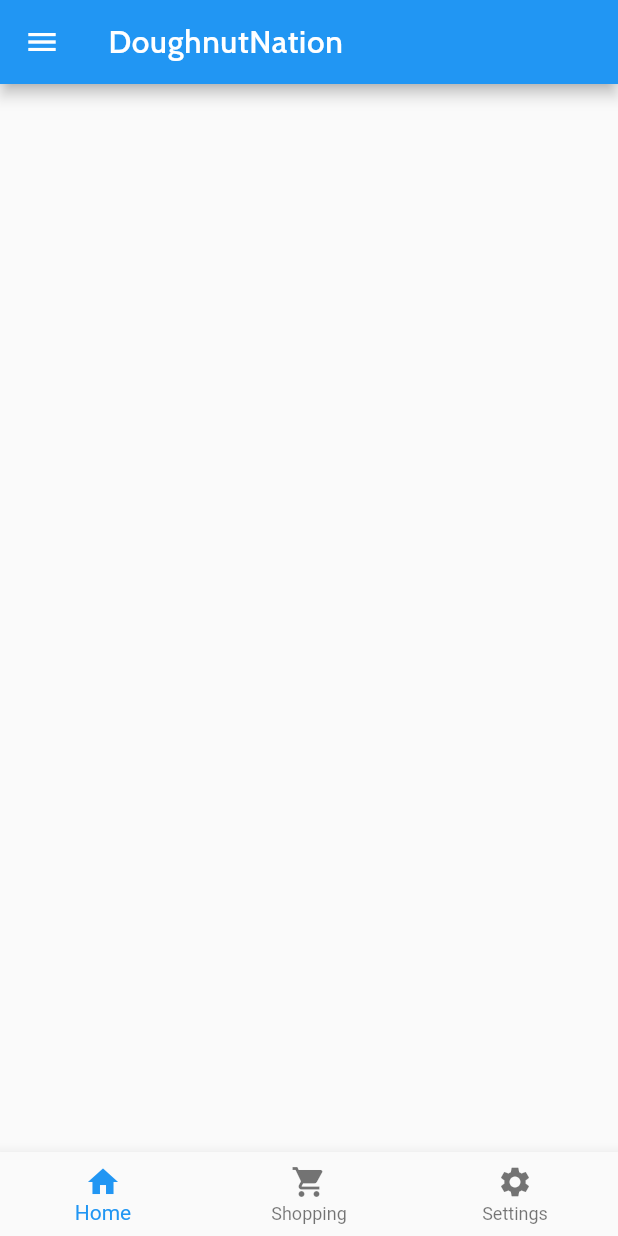
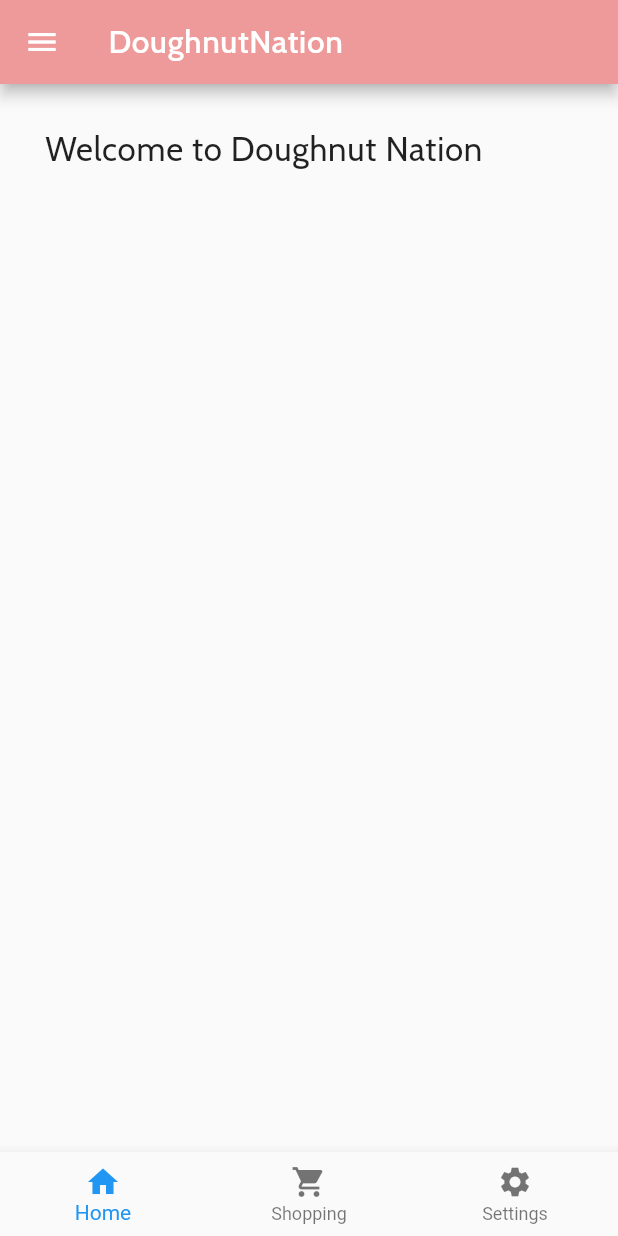
Before and after one commit to alu-rwa-prog-1/mini-project-1-iwanjo, a Flutter app: the screen it shows after launch, on a phone screen of 412 x 824 dp. Run offline on Flutter 3.47's test engine with Material 2 defaults, Android fonts, the phone set to English and light mode, and no system bars; our stand-ins replace google_fonts.

Commit message:
Changed background colour and added body text

```diff
--- a/ALU_RWA_MiniProject1_Wk3/lib/Home.dart
+++ b/ALU_RWA_MiniProject1_Wk3/lib/Home.dart
@@ -9,6 +9,7 @@ class Home extends StatelessWidget {
   Widget build(BuildContext context) {
     return Scaffold(
       appBar: AppBar(
+        backgroundColor: Color(0xFFEF9A9A),
         title: Text(
           "DoughnutNation",
           style: GoogleFonts.cabin(
@@ -33,6 +34,20 @@ class Home extends StatelessWidget {
             label: 'Settings',
           ),
         ],
+      ),
+      body: Container(
+        child: Column(
+          children: <Widget>[
+            Padding(
+              padding: EdgeInsets.all(30),
+              child: Text(
+                'Welcome to Doughnut Nation',
+                style: GoogleFonts.cabin(
+                    textStyle: TextStyle(letterSpacing: .5, fontSize: 22)),
+              ),
+            ),
+          ],
+        ),
       ),
       drawer: NavigateDrawer(
         uid: this.uid,
```
